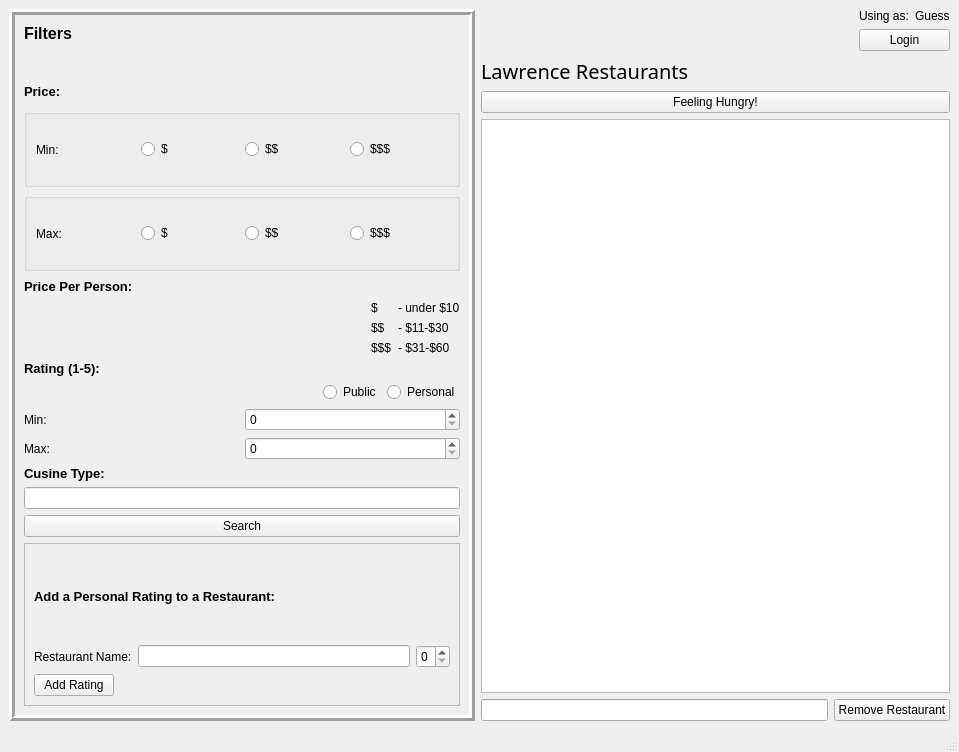
Before: the Qt Designer form Yalp_Application/yalpwindow.ui in cedevera02/eecs448-project4, drawn with Qt 5.
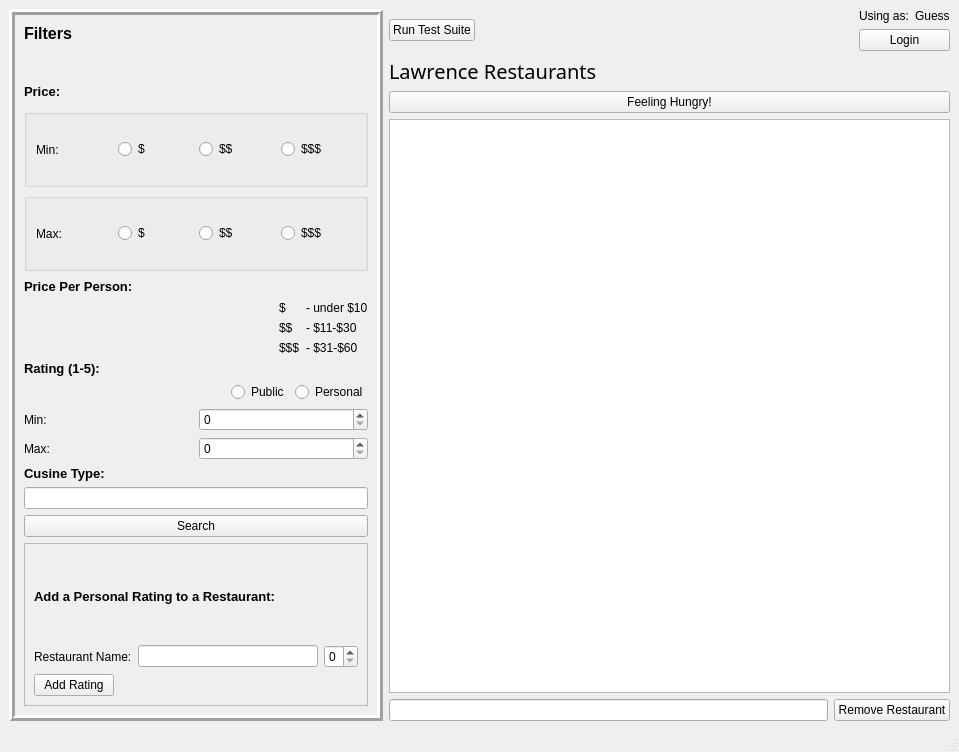
After: the same form once the commit is applied.

Commit message: added test suite window and class

```diff
--- a/Yalp_Application/yalpwindow.ui
+++ b/Yalp_Application/yalpwindow.ui
@@ -468,6 +468,13 @@
      <layout class="QVBoxLayout" name="verticalLayout_15">
       <item>
        <layout class="QHBoxLayout" name="horizontalLayout_7">
+        <item>
+         <widget class="QPushButton" name="testButton">
+          <property name="text">
+           <string>Run Test Suite</string>
+          </property>
+         </widget>
+        </item>
         <item>
          <spacer name="horizontalSpacer">
           <property name="orientation">
```
Left out of the diff: 2 changed lines with no effect on the pictures. The commit also changes 20 other files.
